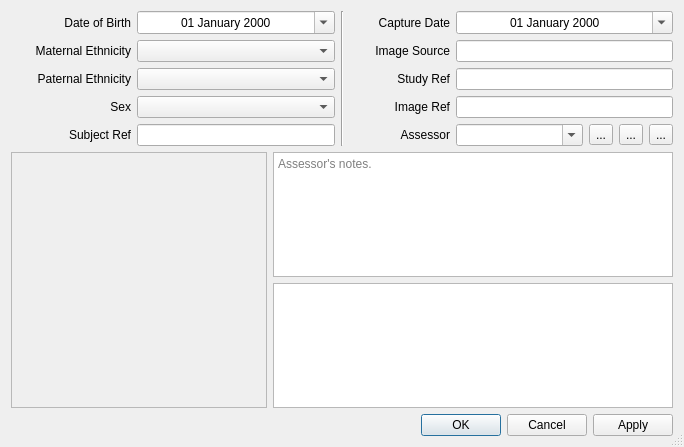
Above: forms/ScanInfoDialog.ui from frontiersi/FaceTools before the change. Below: the same form after it.
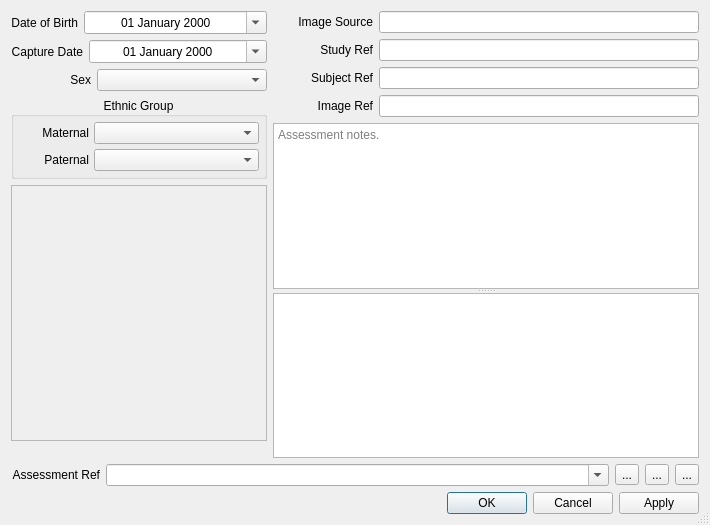
That is the form after the change. Icons and pictures are not drawn. Custom widgets are drawn as their Qt base class.

```diff
--- a/forms/ScanInfoDialog.ui
+++ b/forms/ScanInfoDialog.ui
@@ -6,28 +6,16 @@
    <rect>
     <x>0</x>
     <y>0</y>
-    <width>684</width>
-    <height>447</height>
+    <width>710</width>
+    <height>525</height>
    </rect>
   </property>
   <property name="sizePolicy">
-   <sizepolicy hsizetype="Fixed" vsizetype="Fixed">
+   <sizepolicy hsizetype="Maximum" vsizetype="Maximum">
     <horstretch>0</horstretch>
     <verstretch>0</verstretch>
    </sizepolicy>
   </property>
-  <property name="minimumSize">
-   <size>
-    <width>684</width>
-    <height>447</height>
-   </size>
-  </property>
-  <property name="maximumSize">
-   <size>
-    <width>1683</width>
-    <height>1447</height>
-   </size>
-  </property>
   <property name="sizeIncrement">
    <size>
     <width>0</width>
@@ -51,26 +39,35 @@
    <bool>true</bool>
   </property>
   <layout class="QVBoxLayout" name="verticalLayout_4">
+   <property name="sizeConstraint">
+    <enum>QLayout::SetDefaultConstraint</enum>
+   </property>
    <item>
-    <layout class="QHBoxLayout" name="horizontalLayout_5">
+    <layout class="QHBoxLayout" name="horizontalLayout_5" stretch="0,1">
      <item>
-      <layout class="QVBoxLayout" name="verticalLayout">
+      <layout class="QVBoxLayout" name="verticalLayout_2" stretch="0,0,0,0,0,1">
        <item>
         <layout class="QHBoxLayout" name="horizontalLayout" stretch="0,1">
          <item>
           <widget class="QLabel" name="label_3">
            <property name="sizePolicy">
-            <sizepolicy hsizetype="Preferred" vsizetype="Preferred">
+            <sizepolicy hsizetype="Maximum" vsizetype="Preferred">
              <horstretch>0</horstretch>
              <verstretch>0</verstretch>
             </sizepolicy>
            </property>
            <property name="minimumSize">
             <size>
-             <width>120</width>
+             <width>0</width>
              <height>0</height>
             </size>
            </property>
+           <property name="maximumSize">
+            <size>
+             <width>80</width>
+             <height>16777215</height>
+            </size>
+           </property>
            <property name="text">
             <string>Date of Birth</string>
            </property>
@@ -90,6 +87,12 @@
              <verstretch>0</verstretch>
             </sizepolicy>
            </property>
+           <property name="minimumSize">
+            <size>
+             <width>120</width>
+             <height>0</height>
+            </size>
+           </property>
            <property name="toolTip">
             <string>When was the subject born?</string>
            </property>
@@ -110,23 +113,179 @@
         </layout>
        </item>
        <item>
+        <layout class="QHBoxLayout" name="horizontalLayout_4" stretch="0,1">
+         <item>
+          <widget class="QLabel" name="label_4">
+           <property name="sizePolicy">
+            <sizepolicy hsizetype="Maximum" vsizetype="Preferred">
+             <horstretch>0</horstretch>
+             <verstretch>0</verstretch>
+            </sizepolicy>
+           </property>
+           <property name="minimumSize">
+            <size>
+             <width>0</width>
+             <height>0</height>
+            </size>
+           </property>
+           <property name="maximumSize">
+            <size>
+             <width>80</width>
+             <height>16777215</height>
+            </size>
+           </property>
+           <property name="text">
+            <string>Capture Date</string>
+           </property>
+           <property name="alignment">
+            <set>Qt::AlignRight|Qt::AlignTrailing|Qt::AlignVCenter</set>
+           </property>
+           <property name="buddy">
+            <cstring>captureDateEdit</cstring>
+           </property>
+          </widget>
+         </item>
+         <item>
+          <widget class="QDateEdit" name="captureDateEdit">
+           <property name="sizePolicy">
+            <sizepolicy hsizetype="Ignored" vsizetype="Preferred">
+             <horstretch>0</horstretch>
+             <verstretch>0</verstretch>
+            </sizepolicy>
+           </property>
+           <property name="minimumSize">
+            <size>
+             <width>120</width>
+             <height>0</height>
+            </size>
+           </property>
+           <property name="toolTip">
+            <string>When was this image taken?</string>
+           </property>
+           <property name="whatsThis">
+            <string>The date this image was captured. Required to be able to accurately calculate the subject's age.</string>
+           </property>
+           <property name="alignment">
+            <set>Qt::AlignCenter</set>
+           </property>
+           <property name="displayFormat">
+            <string>dd MMMM yyyy</string>
+           </property>
+           <property name="calendarPopup">
+            <bool>true</bool>
+           </property>
+          </widget>
+         </item>
+        </layout>
+       </item>
+       <item>
+        <layout class="QHBoxLayout" name="horizontalLayout_2">
+         <item>
+          <widget class="QLabel" name="label_2">
+           <property name="sizePolicy">
+            <sizepolicy hsizetype="Preferred" vsizetype="Preferred">
+             <horstretch>0</horstretch>
+             <verstretch>0</verstretch>
+            </sizepolicy>
+           </property>
+           <property name="minimumSize">
+            <size>
+             <width>80</width>
+             <height>0</height>
+            </size>
+           </property>
+           <property name="maximumSize">
+            <size>
+             <width>80</width>
+             <height>16777215</height>
+            </size>
+           </property>
+           <property name="text">
+            <string>Sex</string>
+           </property>
+           <property name="alignment">
+            <set>Qt::AlignRight|Qt::AlignTrailing|Qt::AlignVCenter</set>
+           </property>
+           <property name="buddy">
+            <cstring>sexComboBox</cstring>
+           </property>
+          </widget>
+         </item>
+         <item>
+          <widget class="QComboBox" name="sexComboBox">
+           <property name="sizePolicy">
+            <sizepolicy hsizetype="Ignored" vsizetype="Preferred">
+             <horstretch>0</horstretch>
+             <verstretch>0</verstretch>
+            </sizepolicy>
+           </property>
+           <property name="minimumSize">
+            <size>
+             <width>120</width>
+             <height>0</height>
+            </size>
+           </property>
+           <property name="toolTip">
+            <string>The subject's sex.</string>
+           </property>
+           <property name="statusTip">
+            <string/>
+           </property>
+           <property name="whatsThis">
+            <string>&lt;html&gt;&lt;head/&gt;&lt;body&gt;&lt;p&gt;Subject's sex (not gender).&lt;/p&gt;&lt;/body&gt;&lt;/html&gt;</string>
+           </property>
+          </widget>
+         </item>
+        </layout>
+       </item>
+       <item>
+        <widget class="QGroupBox" name="groupBox">
+         <property name="maximumSize">
+          <size>
+           <width>256</width>
+           <height>16777215</height>
+          </size>
+         </property>
+         <property name="title">
+          <string>Ethnic Group</string>
+         </property>
+         <property name="alignment">
+          <set>Qt::AlignCenter</set>
+         </property>
+         <layout class="QVBoxLayout" name="verticalLayout">
+          <property name="spacing">
+           <number>5</number>
+          </property>
+          <property name="leftMargin">
+           <number>5</number>
+          </property>
+          <property name="topMargin">
+           <number>5</number>
+          </property>
+          <property name="rightMargin">
+           <number>5</number>
+          </property>
+          <property name="bottomMargin">
+           <number>5</number>
+          </property>
+          <item>
         <layout class="QHBoxLayout" name="horizontalLayout_7" stretch="0,1">
          <item>
           <widget class="QLabel" name="label">
            <property name="sizePolicy">
-            <sizepolicy hsizetype="Preferred" vsizetype="Preferred">
+               <sizepolicy hsizetype="Maximum" vsizetype="Preferred">
              <horstretch>0</horstretch>
              <verstretch>0</verstretch>
             </sizepolicy>
            </property>
            <property name="minimumSize">
             <size>
-             <width>120</width>
+                <width>70</width>
              <height>0</height>
             </size>
            </property>
            <property name="text">
-            <string>Maternal Ethnicity</string>
+               <string>Maternal</string>
            </property>
            <property name="alignment">
             <set>Qt::AlignRight|Qt::AlignTrailing|Qt::AlignVCenter</set>
@@ -139,7 +298,7 @@
          <item>
           <widget class="QTools::TreeComboBox" name="maternalEthnicityComboBox">
            <property name="sizePolicy">
-            <sizepolicy hsizetype="Ignored" vsizetype="Preferred">
+               <sizepolicy hsizetype="Preferred" vsizetype="Preferred">
              <horstretch>0</horstretch>
              <verstretch>0</verstretch>
             </sizepolicy>
@@ -159,19 +318,19 @@
          <item>
           <widget class="QLabel" name="label_5">
            <property name="sizePolicy">
-            <sizepolicy hsizetype="Preferred" vsizetype="Preferred">
+               <sizepolicy hsizetype="Maximum" vsizetype="Preferred">
              <horstretch>0</horstretch>
              <verstretch>0</verstretch>
             </sizepolicy>
            </property>
            <property name="minimumSize">
             <size>
-             <width>120</width>
+                <width>70</width>
              <height>0</height>
             </size>
            </property>
            <property name="text">
-            <string>Paternal Ethnicity</string>
+               <string>Paternal</string>
            </property>
            <property name="alignment">
             <set>Qt::AlignRight|Qt::AlignTrailing|Qt::AlignVCenter</set>
@@ -184,7 +343,7 @@
          <item>
           <widget class="QTools::TreeComboBox" name="paternalEthnicityComboBox">
            <property name="sizePolicy">
-            <sizepolicy hsizetype="Ignored" vsizetype="Preferred">
+               <sizepolicy hsizetype="Preferred" vsizetype="Preferred">
              <horstretch>0</horstretch>
              <verstretch>0</verstretch>
             </sizepolicy>
@@ -199,167 +358,63 @@
          </item>
         </layout>
        </item>
-       <item>
-        <layout class="QHBoxLayout" name="horizontalLayout_8" stretch="0,1">
-         <item>
-          <widget class="QLabel" name="label_2">
-           <property name="sizePolicy">
-            <sizepolicy hsizetype="Preferred" vsizetype="Preferred">
-             <horstretch>0</horstretch>
-             <verstretch>0</verstretch>
-            </sizepolicy>
-           </property>
-           <property name="minimumSize">
-            <size>
-             <width>120</width>
-             <height>0</height>
-            </size>
-           </property>
-           <property name="text">
-            <string>Sex</string>
-           </property>
-           <property name="alignment">
-            <set>Qt::AlignRight|Qt::AlignTrailing|Qt::AlignVCenter</set>
-           </property>
-           <property name="buddy">
-            <cstring>sexComboBox</cstring>
-           </property>
-          </widget>
-         </item>
-         <item>
-          <widget class="QComboBox" name="sexComboBox">
-           <property name="sizePolicy">
-            <sizepolicy hsizetype="Ignored" vsizetype="Preferred">
-             <horstretch>0</horstretch>
-             <verstretch>0</verstretch>
-            </sizepolicy>
-           </property>
-           <property name="toolTip">
-            <string>The subject's sex.</string>
-           </property>
-           <property name="statusTip">
-            <string/>
-           </property>
-           <property name="whatsThis">
-            <string>&lt;html&gt;&lt;head/&gt;&lt;body&gt;&lt;p&gt;Subject's sex (not gender).&lt;/p&gt;&lt;/body&gt;&lt;/html&gt;</string>
-           </property>
-          </widget>
-         </item>
-        </layout>
-       </item>
-       <item>
-        <layout class="QHBoxLayout" name="horizontalLayout_12" stretch="0,1">
-         <item>
-          <widget class="QLabel" name="label_11">
-           <property name="sizePolicy">
-            <sizepolicy hsizetype="Preferred" vsizetype="Preferred">
-             <horstretch>0</horstretch>
-             <verstretch>0</verstretch>
-            </sizepolicy>
-           </property>
-           <property name="minimumSize">
-            <size>
-             <width>120</width>
-             <height>0</height>
-            </size>
-           </property>
-           <property name="text">
-            <string>Subject Ref</string>
-           </property>
-           <property name="alignment">
-            <set>Qt::AlignRight|Qt::AlignTrailing|Qt::AlignVCenter</set>
-           </property>
-           <property name="buddy">
-            <cstring>subjectIdLineEdit</cstring>
-           </property>
+         </layout>
           </widget>
          </item>
          <item>
-          <widget class="QLineEdit" name="subjectIdLineEdit">
+        <widget class="QLabel" name="imageLabel">
            <property name="sizePolicy">
-            <sizepolicy hsizetype="Ignored" vsizetype="Preferred">
+          <sizepolicy hsizetype="Maximum" vsizetype="Maximum">
              <horstretch>0</horstretch>
              <verstretch>0</verstretch>
             </sizepolicy>
            </property>
-           <property name="toolTip">
-            <string>Study or reference code.</string>
+         <property name="minimumSize">
+          <size>
+           <width>256</width>
+           <height>256</height>
+          </size>
+         </property>
+         <property name="maximumSize">
+          <size>
+           <width>256</width>
+           <height>256</height>
+          </size>
            </property>
            <property name="whatsThis">
-            <string>&lt;html&gt;&lt;head/&gt;&lt;body&gt;&lt;p&gt;Any relevent subject reference  - may be left blank.&lt;/p&gt;&lt;/body&gt;&lt;/html&gt;</string>
+          <string/>
+         </property>
+         <property name="frameShape">
+          <enum>QFrame::StyledPanel</enum>
+         </property>
+         <property name="frameShadow">
+          <enum>QFrame::Sunken</enum>
+         </property>
+         <property name="text">
+          <string/>
            </property>
            <property name="alignment">
             <set>Qt::AlignCenter</set>
            </property>
           </widget>
          </item>
-        </layout>
-       </item>
-      </layout>
-     </item>
      <item>
-      <widget class="Line" name="line">
+        <spacer name="verticalSpacer">
        <property name="orientation">
         <enum>Qt::Vertical</enum>
        </property>
-      </widget>
-     </item>
-     <item>
-      <layout class="QVBoxLayout" name="verticalLayout_2">
-       <item>
-        <layout class="QHBoxLayout" name="horizontalLayout_2" stretch="0,1">
-         <item>
-          <widget class="QLabel" name="label_4">
-           <property name="sizePolicy">
-            <sizepolicy hsizetype="Preferred" vsizetype="Preferred">
-             <horstretch>0</horstretch>
-             <verstretch>0</verstretch>
-            </sizepolicy>
-           </property>
-           <property name="minimumSize">
+         <property name="sizeHint" stdset="0">
             <size>
-             <width>100</width>
-             <height>0</height>
-            </size>
-           </property>
-           <property name="text">
-            <string>Capture Date</string>
-           </property>
-           <property name="alignment">
-            <set>Qt::AlignRight|Qt::AlignTrailing|Qt::AlignVCenter</set>
-           </property>
-           <property name="buddy">
-            <cstring>captureDateEdit</cstring>
-           </property>
-          </widget>
-         </item>
-         <item>
-          <widget class="QDateEdit" name="captureDateEdit">
-           <property name="sizePolicy">
-            <sizepolicy hsizetype="Ignored" vsizetype="Preferred">
-             <horstretch>0</horstretch>
-             <verstretch>0</verstretch>
-            </sizepolicy>
-           </property>
-           <property name="toolTip">
-            <string>When was this image taken?</string>
-           </property>
-           <property name="whatsThis">
-            <string>The date this image was captured. Required to be able to accurately calculate the subject's age.</string>
-           </property>
-           <property name="alignment">
-            <set>Qt::AlignCenter</set>
-           </property>
-           <property name="displayFormat">
-            <string>dd MMMM yyyy</string>
-           </property>
-           <property name="calendarPopup">
-            <bool>true</bool>
-           </property>
-          </widget>
+           <width>20</width>
+           <height>40</height>
+          </size>
+         </property>
+        </spacer>
          </item>
         </layout>
        </item>
+     <item>
+      <layout class="QVBoxLayout" name="verticalLayout_3">
        <item>
         <layout class="QHBoxLayout" name="horizontalLayout_9" stretch="0,1">
          <item>
@@ -390,11 +445,17 @@
          <item>
           <widget class="QLineEdit" name="sourceLineEdit">
            <property name="sizePolicy">
-            <sizepolicy hsizetype="Ignored" vsizetype="Preferred">
+            <sizepolicy hsizetype="Preferred" vsizetype="Preferred">
              <horstretch>0</horstretch>
              <verstretch>0</verstretch>
             </sizepolicy>
            </property>
+           <property name="minimumSize">
+            <size>
+             <width>111</width>
+             <height>0</height>
+            </size>
+           </property>
            <property name="toolTip">
             <string>Provenance of this image.</string>
            </property>
@@ -438,11 +499,17 @@
          <item>
           <widget class="QLineEdit" name="studyIdLineEdit">
            <property name="sizePolicy">
-            <sizepolicy hsizetype="Ignored" vsizetype="Preferred">
+            <sizepolicy hsizetype="Preferred" vsizetype="Preferred">
              <horstretch>0</horstretch>
              <verstretch>0</verstretch>
             </sizepolicy>
            </property>
+           <property name="minimumSize">
+            <size>
+             <width>111</width>
+             <height>0</height>
+            </size>
+           </property>
            <property name="toolTip">
             <string>Study or reference code.</string>
            </property>
@@ -456,6 +523,60 @@
          </item>
         </layout>
        </item>
+       <item>
+        <layout class="QHBoxLayout" name="horizontalLayout_12" stretch="0,1">
+         <item>
+          <widget class="QLabel" name="label_11">
+           <property name="sizePolicy">
+            <sizepolicy hsizetype="Preferred" vsizetype="Preferred">
+             <horstretch>0</horstretch>
+             <verstretch>0</verstretch>
+            </sizepolicy>
+           </property>
+           <property name="minimumSize">
+            <size>
+             <width>100</width>
+             <height>0</height>
+            </size>
+           </property>
+           <property name="text">
+            <string>Subject Ref</string>
+           </property>
+           <property name="alignment">
+            <set>Qt::AlignRight|Qt::AlignTrailing|Qt::AlignVCenter</set>
+           </property>
+           <property name="buddy">
+            <cstring>subjectIdLineEdit</cstring>
+           </property>
+          </widget>
+         </item>
+         <item>
+          <widget class="QLineEdit" name="subjectIdLineEdit">
+           <property name="sizePolicy">
+            <sizepolicy hsizetype="Preferred" vsizetype="Preferred">
+             <horstretch>0</horstretch>
+             <verstretch>0</verstretch>
+            </sizepolicy>
+           </property>
+           <property name="minimumSize">
+            <size>
+             <width>111</width>
+             <height>0</height>
+            </size>
+           </property>
+           <property name="toolTip">
+            <string>Study or reference code.</string>
+           </property>
+           <property name="whatsThis">
+            <string>&lt;html&gt;&lt;head/&gt;&lt;body&gt;&lt;p&gt;Any relevent subject reference  - may be left blank.&lt;/p&gt;&lt;/body&gt;&lt;/html&gt;</string>
+           </property>
+           <property name="alignment">
+            <set>Qt::AlignCenter</set>
+           </property>
+          </widget>
+         </item>
+        </layout>
+       </item>
        <item>
         <layout class="QHBoxLayout" name="horizontalLayout_11" stretch="0,1">
          <item>
@@ -486,11 +607,17 @@
          <item>
           <widget class="QLineEdit" name="imageIdLineEdit">
            <property name="sizePolicy">
-            <sizepolicy hsizetype="Ignored" vsizetype="Preferred">
+            <sizepolicy hsizetype="Preferred" vsizetype="Preferred">
              <horstretch>0</horstretch>
              <verstretch>0</verstretch>
             </sizepolicy>
            </property>
+           <property name="minimumSize">
+            <size>
+             <width>111</width>
+             <height>0</height>
+            </size>
+           </property>
            <property name="toolTip">
             <string>Study or reference code.</string>
            </property>
@@ -505,23 +632,68 @@
         </layout>
        </item>
        <item>
+        <widget class="QSplitter" name="splitter">
+         <property name="maximumSize">
+          <size>
+           <width>16777215</width>
+           <height>16777215</height>
+          </size>
+         </property>
+         <property name="orientation">
+          <enum>Qt::Vertical</enum>
+         </property>
+         <property name="childrenCollapsible">
+          <bool>false</bool>
+         </property>
+         <widget class="QPlainTextEdit" name="notesTextEdit">
+          <property name="sizePolicy">
+           <sizepolicy hsizetype="Preferred" vsizetype="Preferred">
+            <horstretch>0</horstretch>
+            <verstretch>0</verstretch>
+           </sizepolicy>
+          </property>
+          <property name="toolTip">
+           <string>&lt;html&gt;&lt;head/&gt;&lt;body&gt;&lt;p&gt;Record assessment notes.&lt;/p&gt;&lt;/body&gt;&lt;/html&gt;</string>
+          </property>
+          <property name="whatsThis">
+           <string>&lt;html&gt;&lt;head/&gt;&lt;body&gt;&lt;p&gt;Any useful information pertaining to the assessment of this individual can be input here and will be saved out into the 3DF file format.&lt;/p&gt;&lt;/body&gt;&lt;/html&gt;</string>
+          </property>
+          <property name="placeholderText">
+           <string>Assessment notes.</string>
+          </property>
+         </widget>
+         <widget class="QTextBrowser" name="hpoTermsTextBrowser">
+          <property name="sizePolicy">
+           <sizepolicy hsizetype="Preferred" vsizetype="Preferred">
+            <horstretch>0</horstretch>
+            <verstretch>0</verstretch>
+           </sizepolicy>
+          </property>
+          <property name="toolTip">
+           <string/>
+          </property>
+          <property name="whatsThis">
+           <string>&lt;html&gt;&lt;head/&gt;&lt;body&gt;&lt;p&gt;A summary of any notable facial morphology found by Cliniface.&lt;/p&gt;&lt;/body&gt;&lt;/html&gt;</string>
+          </property>
+         </widget>
+        </widget>
+       </item>
+      </layout>
+     </item>
+    </layout>
+   </item>
+   <item>
         <layout class="QHBoxLayout" name="horizontalLayout_3" stretch="0,1,0,0,0">
          <item>
           <widget class="QLabel" name="label_9">
            <property name="sizePolicy">
-            <sizepolicy hsizetype="Preferred" vsizetype="Preferred">
+        <sizepolicy hsizetype="Maximum" vsizetype="Preferred">
              <horstretch>0</horstretch>
              <verstretch>0</verstretch>
             </sizepolicy>
            </property>
-           <property name="minimumSize">
-            <size>
-             <width>100</width>
-             <height>0</height>
-            </size>
-           </property>
            <property name="text">
-            <string>Assessor</string>
+        <string>Assessment Ref</string>
            </property>
            <property name="alignment">
             <set>Qt::AlignRight|Qt::AlignTrailing|Qt::AlignVCenter</set>
@@ -603,114 +775,6 @@
          </item>
         </layout>
        </item>
-      </layout>
-     </item>
-    </layout>
-   </item>
-   <item>
-    <layout class="QHBoxLayout" name="horizontalLayout_4">
-     <item>
-      <widget class="QLabel" name="imageLabel">
-       <property name="sizePolicy">
-        <sizepolicy hsizetype="Minimum" vsizetype="Minimum">
-         <horstretch>0</horstretch>
-         <verstretch>0</verstretch>
-        </sizepolicy>
-       </property>
-       <property name="minimumSize">
-        <size>
-         <width>256</width>
-         <height>256</height>
-        </size>
-       </property>
-       <property name="maximumSize">
-        <size>
-         <width>256</width>
-         <height>256</height>
-        </size>
-       </property>
-       <property name="whatsThis">
-        <string/>
-       </property>
-       <property name="frameShape">
-        <enum>QFrame::StyledPanel</enum>
-       </property>
-       <property name="frameShadow">
-        <enum>QFrame::Sunken</enum>
-       </property>
-       <property name="text">
-        <string/>
-       </property>
-       <property name="alignment">
-        <set>Qt::AlignCenter</set>
-       </property>
-      </widget>
-     </item>
-     <item>
-      <layout class="QVBoxLayout" name="verticalLayout_3">
-       <item>
-        <widget class="QPlainTextEdit" name="notesTextEdit">
-         <property name="sizePolicy">
-          <sizepolicy hsizetype="Preferred" vsizetype="Preferred">
-           <horstretch>0</horstretch>
-           <verstretch>0</verstretch>
-          </sizepolicy>
-         </property>
-         <property name="minimumSize">
-          <size>
-           <width>400</width>
-           <height>0</height>
-          </size>
-         </property>
-         <property name="maximumSize">
-          <size>
-           <width>400</width>
-           <height>126</height>
-          </size>
-         </property>
-         <property name="toolTip">
-          <string>&lt;html&gt;&lt;head/&gt;&lt;body&gt;&lt;p&gt;Record assessment notes.&lt;/p&gt;&lt;/body&gt;&lt;/html&gt;</string>
-         </property>
-         <property name="whatsThis">
-          <string>&lt;html&gt;&lt;head/&gt;&lt;body&gt;&lt;p&gt;Any useful information pertaining to the assessment of this individual can be input here and will be saved out into the 3DF file format.&lt;/p&gt;&lt;/body&gt;&lt;/html&gt;</string>
-         </property>
-         <property name="placeholderText">
-          <string>Assessor's notes.</string>
-         </property>
-        </widget>
-       </item>
-       <item>
-        <widget class="QTextBrowser" name="hpoTermsTextBrowser">
-         <property name="sizePolicy">
-          <sizepolicy hsizetype="Preferred" vsizetype="Preferred">
-           <horstretch>0</horstretch>
-           <verstretch>0</verstretch>
-          </sizepolicy>
-         </property>
-         <property name="minimumSize">
-          <size>
-           <width>400</width>
-           <height>0</height>
-          </size>
-         </property>
-         <property name="maximumSize">
-          <size>
-           <width>400</width>
-           <height>126</height>
-          </size>
-         </property>
-         <property name="toolTip">
-          <string/>
-         </property>
-         <property name="whatsThis">
-          <string>&lt;html&gt;&lt;head/&gt;&lt;body&gt;&lt;p&gt;A summary of any notable facial morphology found by Cliniface.&lt;/p&gt;&lt;/body&gt;&lt;/html&gt;</string>
-         </property>
-        </widget>
-       </item>
-      </layout>
-     </item>
-    </layout>
-   </item>
    <item>
     <widget class="QDialogButtonBox" name="buttonBox">
      <property name="sizePolicy">
```
Left out of the diff: 26 changed lines with no effect on the pictures. Lines whose indentation alone changed are shown as unchanged.
